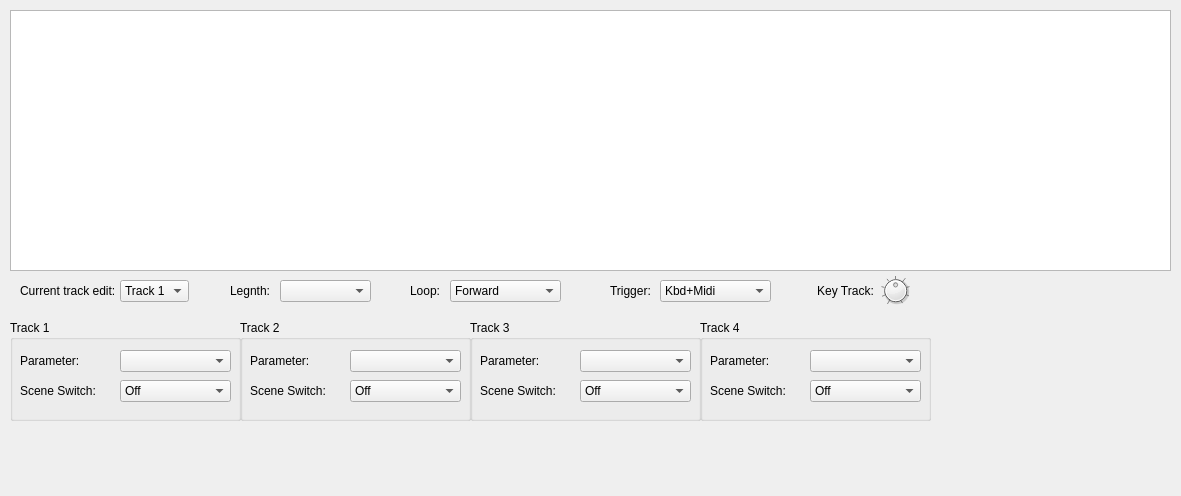
Qt form src/View/FreeEGWidget.ui (thefinalcutbg/QAN1xEditor) before a commit.
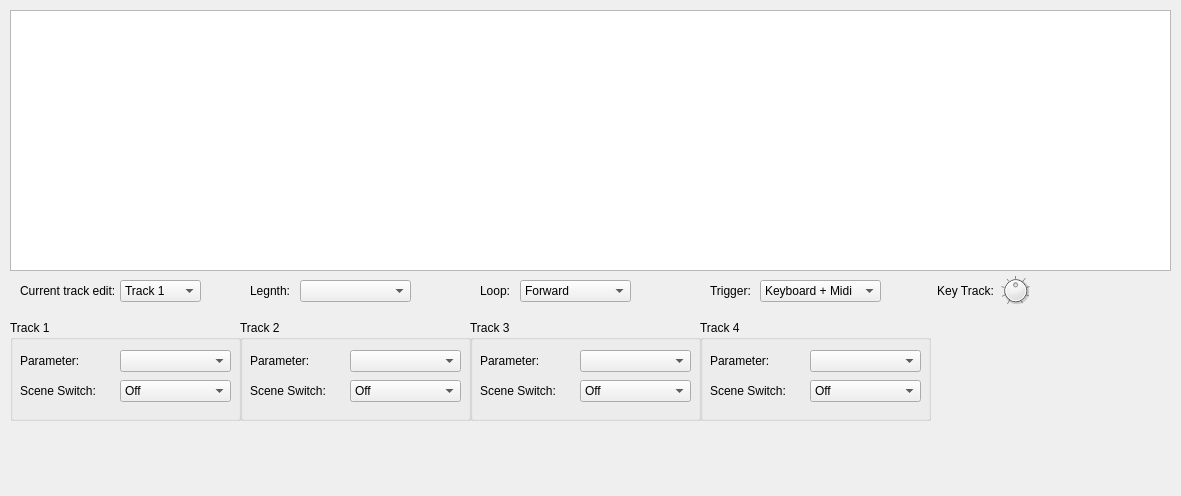
The same form after that commit. Custom widgets are drawn as their Qt base class.

Diff of the .ui file:
```diff
--- a/src/View/FreeEGWidget.ui
+++ b/src/View/FreeEGWidget.ui
@@ -287,7 +287,7 @@
   <widget class="QLabel" name="label_9">
    <property name="geometry">
     <rect>
-     <x>610</x>
+     <x>710</x>
      <y>280</y>
      <width>51</width>
      <height>21</height>
@@ -300,7 +300,7 @@
   <widget class="ComboPicker" name="loopCombo">
    <property name="geometry">
     <rect>
-     <x>450</x>
+     <x>520</x>
      <y>280</y>
      <width>111</width>
      <height>22</height>
@@ -338,9 +338,9 @@
   <widget class="ComboPicker" name="triggerCombo">
    <property name="geometry">
     <rect>
-     <x>660</x>
+     <x>760</x>
      <y>280</y>
-     <width>111</width>
+     <width>121</width>
      <height>22</height>
     </rect>
    </property>
@@ -354,7 +354,7 @@
    </item>
    <item>
     <property name="text">
-     <string>Kbd+Midi</string>
+     <string>Keyboard + Midi</string>
     </property>
    </item>
    <item>
@@ -366,7 +366,7 @@
   <widget class="QLabel" name="label_10">
    <property name="geometry">
     <rect>
-     <x>410</x>
+     <x>480</x>
      <y>280</y>
      <width>41</width>
      <height>21</height>
@@ -464,7 +464,7 @@
   <widget class="QLabel" name="label_43">
    <property name="geometry">
     <rect>
-     <x>810</x>
+     <x>930</x>
      <y>280</y>
      <width>71</width>
      <height>21</height>
@@ -483,7 +483,7 @@
   <widget class="DialKnob" name="keyTrack">
    <property name="geometry">
     <rect>
-     <x>880</x>
+     <x>1000</x>
      <y>270</y>
      <width>31</width>
      <height>41</height>
@@ -525,7 +525,7 @@
     <rect>
      <x>120</x>
      <y>280</y>
-     <width>69</width>
+     <width>81</width>
      <height>22</height>
     </rect>
    </property>
@@ -566,9 +566,9 @@
   <widget class="ComboPicker" name="lengthCombo">
    <property name="geometry">
     <rect>
-     <x>280</x>
+     <x>300</x>
      <y>280</y>
-     <width>91</width>
+     <width>111</width>
      <height>22</height>
     </rect>
    </property>
@@ -579,7 +579,7 @@
   <widget class="QLabel" name="label_12">
    <property name="geometry">
     <rect>
-     <x>230</x>
+     <x>250</x>
      <y>280</y>
      <width>49</width>
      <height>21</height>
```
